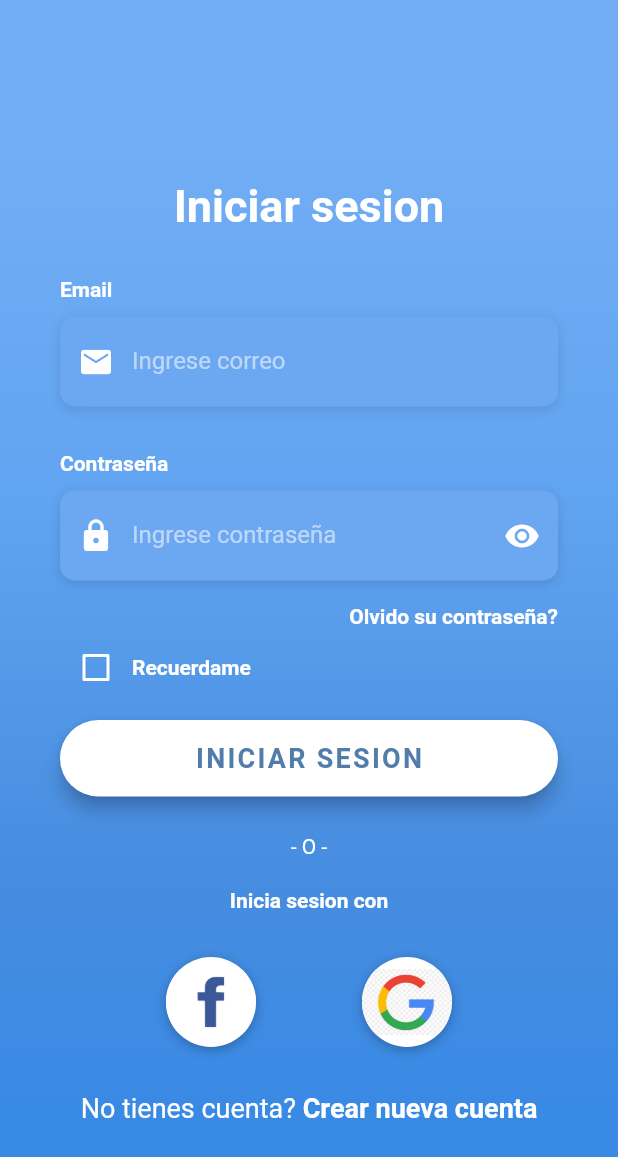
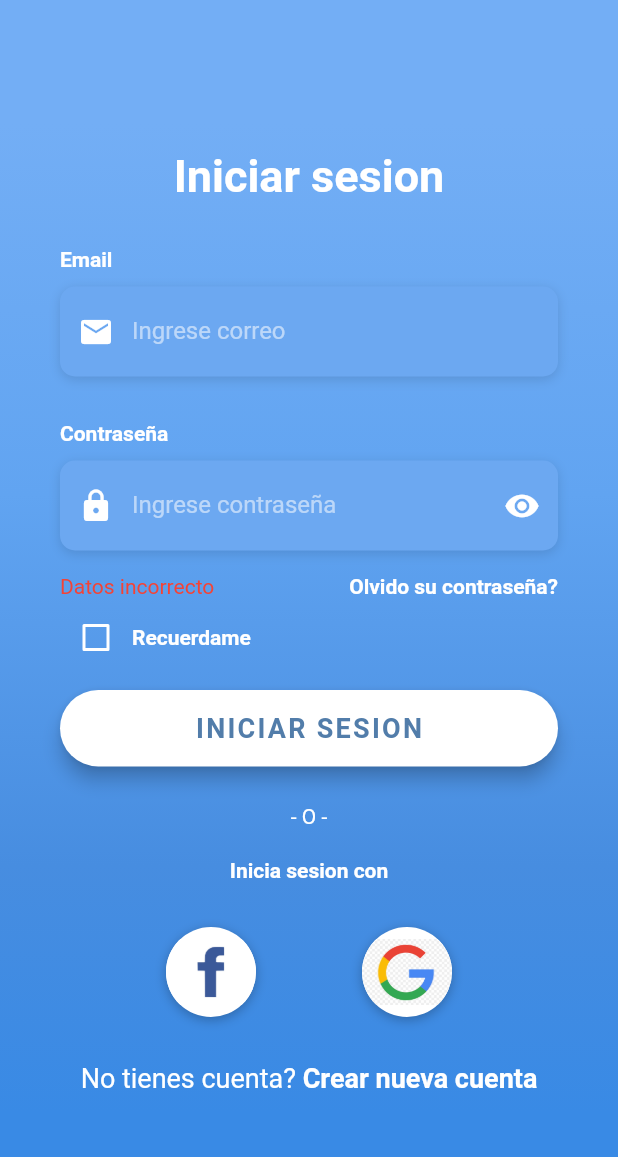
Before and after one commit to NehuenVila/delivery-app-flutter, a Flutter app: the screen it shows after launch, after a tap on "INICIAR SESION", on a phone screen of 412 x 824 dp. Shown: the top 1157 px of the screen. Run offline on Flutter 3.47's test engine with Material 2 defaults, Android fonts, the phone set to English and light mode, and no system bars; Roboto replaces fonts that are missing (OpenSans).

Commit message:
texto de error agregado

```diff
--- a/lib/src/pages/login_op_page.dart
+++ b/lib/src/pages/login_op_page.dart
@@ -15,10 +15,19 @@ class _LoginScreenState extends State<LoginScreen> {
   bool _usuarioCorrecto = false;
 
   bool _claveOculta = true;
-  bool _swichData = false;
 
   final _claveTC = TextEditingController();
   final _userTC = TextEditingController();
+
+  //para ocultar y mostrar widget
+  bool _isVisible = false;
+
+  void clearTextInput(TextEditingController txtcon){
+
+    txtcon.clear();
+
+  }
+
 
   Widget _buildEmailTF() {
     return Column(
@@ -99,7 +108,7 @@ class _LoginScreenState extends State<LoginScreen> {
                 icon: Icon(Icons.remove_red_eye),
                 color: Colors.white,
               ),
-              hintText: 'Ingrese contraseña',
+              hintText: "Ingrese contraseña",
               hintStyle: kHintTextStyle,
             ),
             onChanged: (valor){
@@ -115,16 +124,9 @@ class _LoginScreenState extends State<LoginScreen> {
     );
   }
 
-  void clearTextInput(TextEditingController txtcon){
-
-    txtcon.clear();
-
-  }
-
-
   Widget _buildForgotPasswordBtn() {
     return Container(
-      alignment: Alignment.centerRight,
+      alignment: Alignment.topRight,
       child: FlatButton(
         onPressed: () => print('Forgot Password Button Pressed'),
         padding: EdgeInsets.only(right: 0.0),
@@ -170,12 +172,17 @@ class _LoginScreenState extends State<LoginScreen> {
       child: RaisedButton(
         elevation: 5.0,
         onPressed: () {
+          setState(() {
+
+          });
           print('Login Button Pressed');
           clearTextInput(_claveTC);
           if(_claveCorrecta && _usuarioCorrecto){
             Navigator.pushNamed(context, '/p');
             clearTextInput(_userTC);
+            _isVisible = false;
           }else{
+            _isVisible = true;
             print('datos incorrectos');
           }
         },
@@ -328,7 +335,7 @@ class _LoginScreenState extends State<LoginScreen> {
                   physics: AlwaysScrollableScrollPhysics(),
                   padding: EdgeInsets.symmetric(
                     horizontal: 40.0,
-                    vertical: 120.0,
+                    vertical: 100.0,
                   ),
                   child: Column(
                     mainAxisAlignment: MainAxisAlignment.center,
@@ -348,7 +355,22 @@ class _LoginScreenState extends State<LoginScreen> {
                         height: 30.0,
                       ),
                       _buildPasswordTF(),
-                     _buildForgotPasswordBtn(),
+                     Row(
+                       mainAxisAlignment: MainAxisAlignment.spaceBetween,
+                       children: <Widget>[
+                         Visibility(
+                           visible: _isVisible,
+                           child: Text(
+                               'Datos incorrecto',//Cuidado con cambiar el texto, tambien cambia el width
+                             style: TextStyle(
+                               color: Colors.red
+                             ),
+                           ),
+                         ),
+//                         SizedBox(width: _auxPass),
+                         _buildForgotPasswordBtn(),
+                       ],
+                     ),
                       _buildRememberMeCheckbox(),
                       _buildLoginBtn(),
                       _buildSignInWithText(),
```
